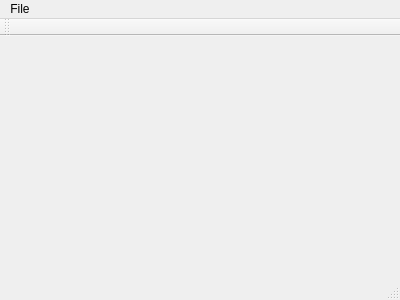
This is src/mainwindow.ui in balsini/PlotSched as Qt 5 draws it before an edit. The edited form follows.
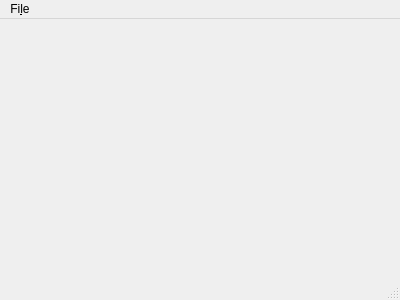
This is the edited form.

Commit message: Created customized toolbar

The edit to the form file:
```diff
--- a/src/mainwindow.ui
+++ b/src/mainwindow.ui
@@ -13,6 +13,9 @@
   <property name="windowTitle">
    <string>PlotSched</string>
   </property>
+  <property name="toolButtonStyle">
+   <enum>Qt::ToolButtonTextBesideIcon</enum>
+  </property>
   <widget class="QWidget" name="centralWidget">
    <layout class="QGridLayout" name="gridLayout">
     <item row="0" column="0">
@@ -26,12 +29,12 @@
      <x>0</x>
      <y>0</y>
      <width>400</width>
-     <height>20</height>
+     <height>30</height>
     </rect>
    </property>
    <widget class="QMenu" name="menuFile">
     <property name="title">
-     <string>File</string>
+     <string>Fi&amp;le</string>
     </property>
     <addaction name="actionOpen_Folder"/>
     <addaction name="actionRefresh_Folder"/>
@@ -41,14 +44,6 @@
    <addaction name="menuFile"/>
   </widget>
   <widget class="QStatusBar" name="statusBar"/>
-  <widget class="QToolBar" name="mainToolBar">
-   <attribute name="toolBarArea">
-    <enum>TopToolBarArea</enum>
-   </attribute>
-   <attribute name="toolBarBreak">
-    <bool>false</bool>
-   </attribute>
-  </widget>
   <action name="actionQuit">
    <property name="text">
     <string>Quit</string>
```
Left out of the diff: 6 changed lines with no effect on the pictures. The commit also changes 6 other files.
